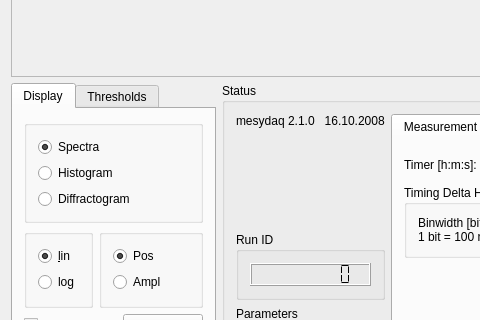
flueke/qmesydaq, file qmesydaq/mainwidget.ui: the form before one commit; both pictures show x 0 to 480 and y 157 to 477 of the 943 by 656 pixel window.
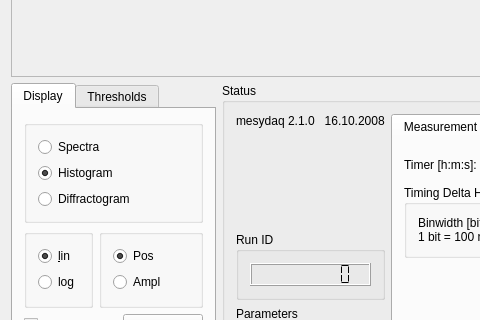
The form after the commit. Custom widgets are drawn as their Qt base class.

Commit message: Start in Histogram mode as default.

Patch:
```diff
--- a/qmesydaq/mainwidget.ui
+++ b/qmesydaq/mainwidget.ui
@@ -454,7 +454,7 @@
                <string/>
               </property>
               <property name="checked">
-               <bool>true</bool>
+               <bool>false</bool>
               </property>
              </widget>
             </item>
@@ -474,7 +474,7 @@
                <string/>
               </property>
               <property name="checked">
-               <bool>false</bool>
+               <bool>true</bool>
               </property>
              </widget>
             </item>
```
Left out of the diff: 1 changed line with no effect on the pictures.
